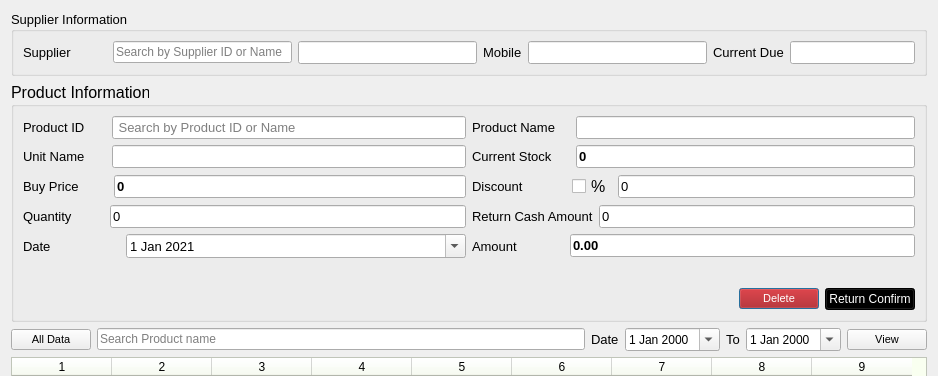
First picture: the form in ui/supplierreturn.ui, repository ansarul543/pos-inventory, before the edit; both pictures show x 0 to 938 and y 0 to 376 of the 938 by 541 pixel window.
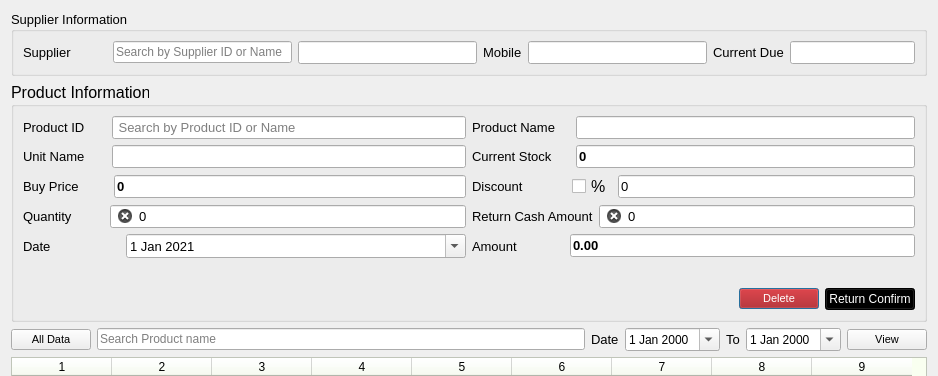
Second picture: the form after the edit.

```diff
--- a/ui/supplierreturn.ui
+++ b/ui/supplierreturn.ui
@@ -391,6 +391,9 @@
           <property name="text">
            <string>0</string>
           </property>
+          <property name="clearButtonEnabled">
+           <bool>true</bool>
+          </property>
          </widget>
         </item>
        </layout>
@@ -501,6 +504,9 @@
           <property name="readOnly">
            <bool>false</bool>
           </property>
+          <property name="clearButtonEnabled">
+           <bool>true</bool>
+          </property>
          </widget>
         </item>
        </layout>
```
Left out of the diff: 9 changed lines with no effect on the pictures.
